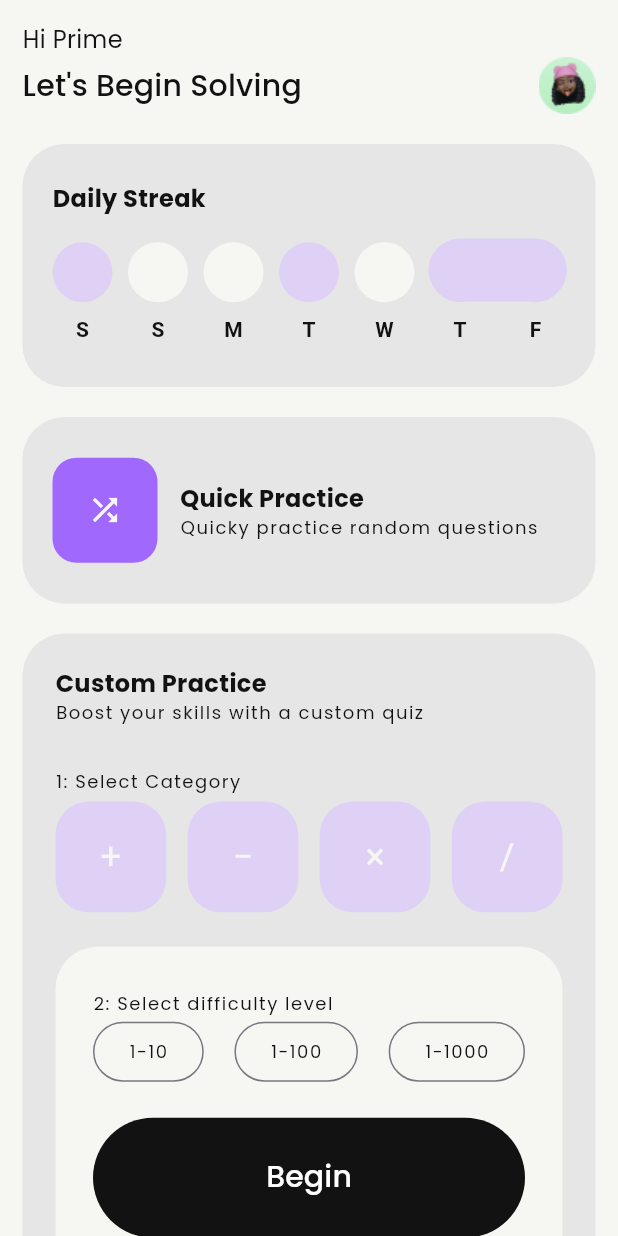
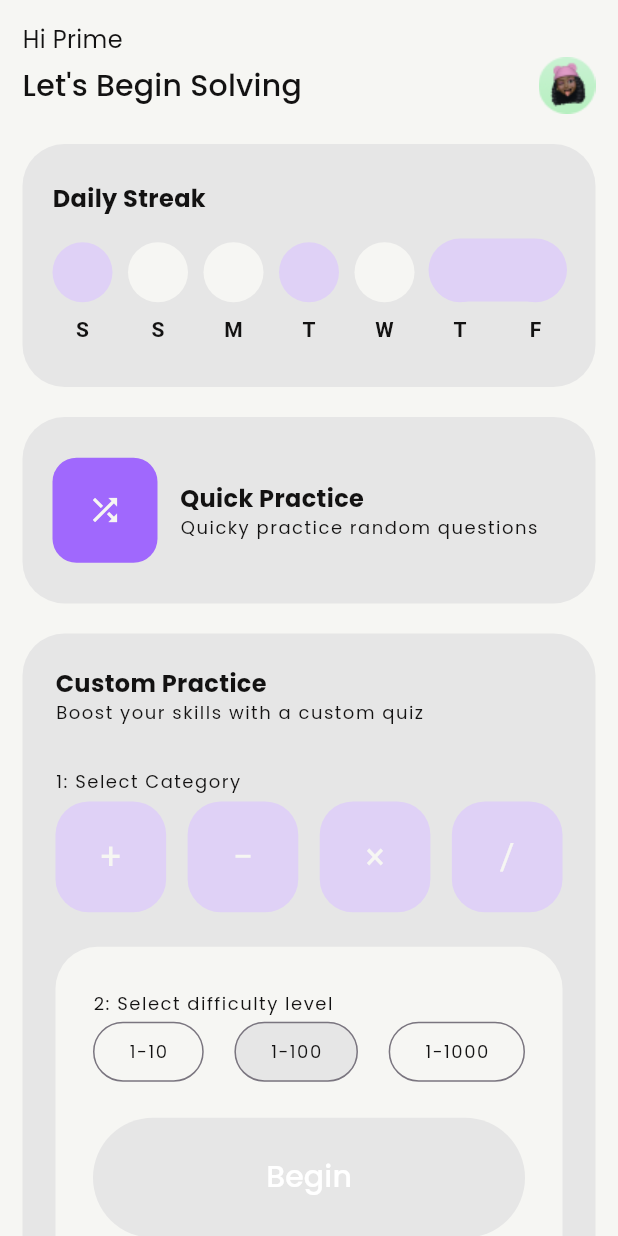
Before and after one commit to prime-infinity/numeracy_app, a Flutter app: the screen it shows after launch, after a tap on "Begin", on a phone screen of 412 x 824 dp. Run offline on Flutter 3.47's test engine with Material 3 defaults, Android fonts, the phone set to English and light mode, and no system bars; our stand-ins replace flutter_riverpod, go_router, google_fonts, riverpod_annotation; generated files the repository leaves out were written again.

Commit message:
first try adding custom practice

```diff
--- a/lib/screens/home/home.dart
+++ b/lib/screens/home/home.dart
@@ -1,18 +1,20 @@
 import 'package:flutter/material.dart';
+import 'package:flutter_riverpod/flutter_riverpod.dart';
 import 'package:go_router/go_router.dart';
+import 'package:numeracy_app/providers/question_provider.dart';
 import 'package:numeracy_app/screens/home/daily_streak.dart';
 import 'package:numeracy_app/screens/home/multi_selectable_tabs.dart';
 import 'package:numeracy_app/shared/texts/styled_text.dart';
 import 'package:numeracy_app/theme.dart';
 
-class Home extends StatefulWidget {
+class Home extends ConsumerStatefulWidget {
   const Home({super.key});
 
   @override
-  State<Home> createState() => _HomeState();
+  ConsumerState<ConsumerStatefulWidget> createState() => _HomeState();
 }
 
-class _HomeState extends State<Home> {
+class _HomeState extends ConsumerState<Home> {
   @override
   Widget build(BuildContext context) {
     return Scaffold(
@@ -85,7 +87,8 @@ class _HomeState extends State<Home> {
                               mainAxisAlignment: MainAxisAlignment.center,
                               children: [
                                 StyledMediumText(
-                                    "Quick Practice", AppColors.black, isBold: true),
+                                    "Quick Practice", AppColors.black,
+                                    isBold: true),
                                 StyledSmallText(
                                     "Quicky practice random questions",
                                     AppColors.black)
@@ -109,14 +112,26 @@ class _HomeState extends State<Home> {
                     child: Column(
                       crossAxisAlignment: CrossAxisAlignment.start,
                       children: [
-                        StyledMediumText(
-                            "Custom Practice", AppColors.black, isBold: true),
+                        StyledMediumText("Custom Practice", AppColors.black,
+                            isBold: true),
                         StyledSmallText("Boost your skills with a custom quiz",
                             AppColors.black),
                         const SizedBox(height: 30),
                         StyledSmallText("1: Select Category", AppColors.black),
                         const SizedBox(height: 5),
-                        const MultiSelectableTabs(),
+                        MultiSelectableTabs(
+                          onBegin: (operations, range) {
+                            // Set the quiz configuration
+                            ref
+                                .read(questionNotifierProvider.notifier)
+                                .setQuizConfig(
+                                  operations: operations,
+                                  range: range,
+                                );
+                            // Navigate to questions page
+                            context.go('/questions');
+                          },
+                        ),
                       ],
                     )),
                 const SizedBox(height: 20)
--- a/lib/screens/home/multi_selectable_tabs.dart
+++ b/lib/screens/home/multi_selectable_tabs.dart
@@ -1,11 +1,14 @@
 import 'package:flutter/material.dart';
+import 'package:numeracy_app/models/operation.dart';
 import 'package:numeracy_app/screens/home/animated_tab_button.dart';
 import 'package:numeracy_app/shared/buttons/styled_button.dart';
 import 'package:numeracy_app/shared/texts/styled_text.dart';
 import 'package:numeracy_app/theme.dart';
 
 class MultiSelectableTabs extends StatefulWidget {
-  const MultiSelectableTabs({super.key});
+  final Function(List<Operation>, String) onBegin;
+
+  const MultiSelectableTabs({super.key, required this.onBegin});
 
   @override
   MultiSelectableTabsState createState() => MultiSelectableTabsState();
@@ -15,13 +18,14 @@ class MultiSelectableTabsState extends State<MultiSelectableTabs> {
   // Track selected tabs
   final List<bool> _selectedTabs = [false, false, false, false];
   final List<double> _animationProgress = [1.0, 0.0, 0.0, 0.0];
+  String _selectedRange = 'b'; // Default to 1-100
 
-  // Tab data
-  final List<Map<String, String>> _tabs = [
-    {'icon': '+'},
-    {'icon': '−'},
-    {'icon': '×'},
-    {'icon': '/'},
+  // Tab data with corresponding operations
+  final List<Map<String, dynamic>> _tabs = [
+    {'icon': '+', 'operation': Operation.addition},
+    {'icon': '−', 'operation': Operation.subtraction},
+    {'icon': '×', 'operation': Operation.multiplication},
+    {'icon': '/', 'operation': Operation.division},
   ];
 
   @override
@@ -71,13 +75,34 @@ class MultiSelectableTabsState extends State<MultiSelectableTabs> {
                   mainAxisAlignment: MainAxisAlignment.spaceBetween,
                   children: [
                     OutlinedButton(
-                        onPressed: () {},
+                        onPressed: () => setState(() => _selectedRange = 'a'),
+                        style: ButtonStyle(
+                          backgroundColor: WidgetStateProperty.all(
+                            _selectedRange == 'a'
+                                ? AppColors.cardGrey
+                                : Colors.transparent,
+                          ),
+                        ),
                         child: StyledSmallText("1-10", AppColors.black)),
                     OutlinedButton(
-                        onPressed: () {},
+                        onPressed: () => setState(() => _selectedRange = 'b'),
+                        style: ButtonStyle(
+                          backgroundColor: WidgetStateProperty.all(
+                            _selectedRange == 'b'
+                                ? AppColors.cardGrey
+                                : Colors.transparent,
+                          ),
+                        ),
                         child: StyledSmallText("1-100", AppColors.black)),
                     OutlinedButton(
-                        onPressed: () {},
+                        onPressed: () => setState(() => _selectedRange = 'c'),
+                        style: ButtonStyle(
+                          backgroundColor: WidgetStateProperty.all(
+                            _selectedRange == 'c'
+                                ? AppColors.cardGrey
+                                : Colors.transparent,
+                          ),
+                        ),
                         child: StyledSmallText("1-1000", AppColors.black))
                   ],
                 ),
@@ -85,8 +110,9 @@ class MultiSelectableTabsState extends State<MultiSelectableTabs> {
                 Center(
                     child: StyledButton(
                   text: "Begin",
-                  onPressed: () {},
-                  backgroundColor: AppColors.black,
+                  onPressed: _handleBegin,
+                  backgroundColor:
+                      _canBegin() ? AppColors.black : AppColors.cardGrey,
                 ))
               ],
             ),
@@ -94,6 +120,26 @@ class MultiSelectableTabsState extends State<MultiSelectableTabs> {
         ),
       ],
     );
+  }
+
+  bool _canBegin() {
+    // Check if at least one operation is selected
+    return _selectedTabs.contains(true);
+  }
+
+  void _handleBegin() {
+    if (!_canBegin()) return;
+
+    // Get selected operations
+    final selectedOperations = <Operation>[];
+    for (int i = 0; i < _selectedTabs.length; i++) {
+      if (_selectedTabs[i]) {
+        selectedOperations.add(_tabs[i]['operation']);
+      }
+    }
+
+    // Call the callback with selected operations and range
+    widget.onBegin(selectedOperations, _selectedRange);
   }
 
   void _handleTabPress(int index) {
--- a/lib/screens/questions/question.dart
+++ b/lib/screens/questions/question.dart
@@ -191,8 +191,6 @@ class _QuestionState extends ConsumerState<Question> {
   @override
   Widget build(BuildContext context) {
     // Watch the questions from the provider
-    //final questions = ref.watch(questionNotifierProvider);
-    //print(questions['questions']);
     final state = ref.watch(questionNotifierProvider);
     final questions = state['questions'];
 
```
Also changed, not shown: lib/providers/question_provider.dart (+32 -2 lines), lib/providers/question_provider.g.dart.
